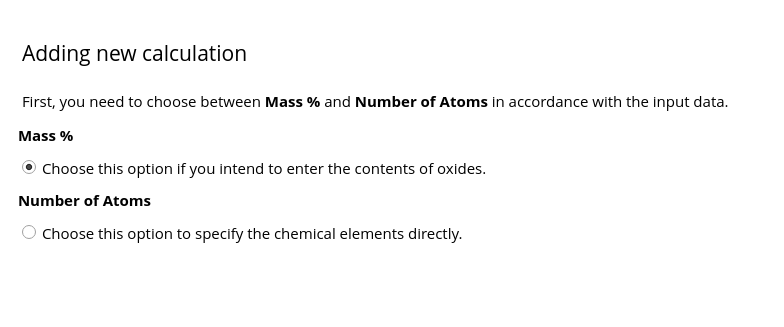
Old version of the form src/Widgets/contentunitstable.ui in the repository skyproject/agemarker; both pictures show x 0 to 784 and y 0 to 327 of the 784 by 560 pixel window.
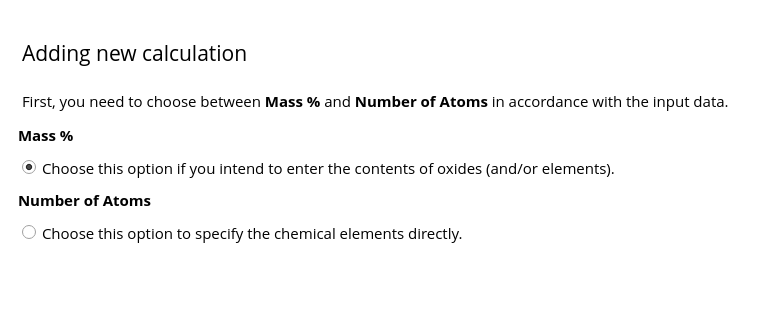
New version of the form. Custom widgets are drawn as their Qt base class.

The edit to the form file:
```diff
--- a/src/Widgets/contentunitstable.ui
+++ b/src/Widgets/contentunitstable.ui
@@ -222,7 +222,7 @@
       <string notr="true">margin: 4;</string>
      </property>
      <property name="text">
-      <string>Choose this option if you intend to enter the contents of oxides.</string>
+      <string>Choose this option if you intend to enter the contents of oxides (and/or elements).</string>
      </property>
      <property name="checked">
       <bool>true</bool>
```
